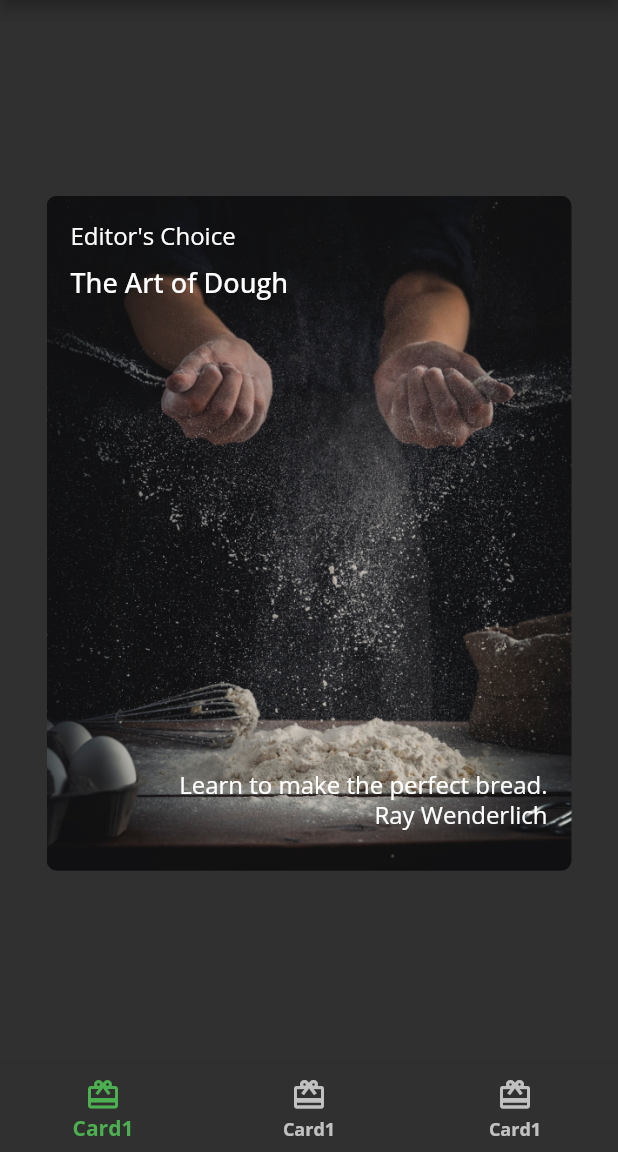
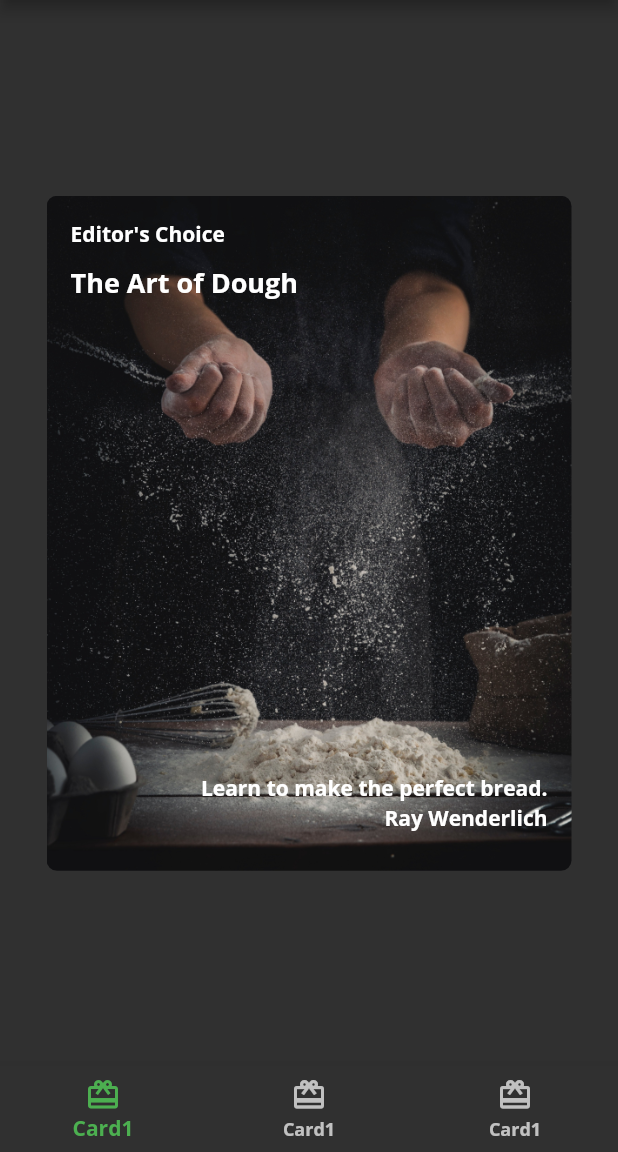
Before and after one commit to robsenshemsedin/flutter-apprentice, a Flutter app: the screen it shows after launch, on a phone screen of 412 x 824 dp, the part 84-1236 px from its top. Run offline on Flutter 3.47's test engine with Material 2 defaults, Android fonts, the phone set to English and light mode, and no system bars; our stand-ins replace google_fonts.

Commit message:
Using Fooderlich Object instead of Theme.

```diff
--- a/04-understanding-widgets/projects/fooderlich/lib/card1.dart
+++ b/04-understanding-widgets/projects/fooderlich/lib/card1.dart
@@ -1,4 +1,5 @@
 import 'package:flutter/material.dart';
+import 'package:fooderlich/fooderlich_theme.dart';
 
 class Card1 extends StatelessWidget {
   final String category = 'Editor\'s Choice';
@@ -21,13 +22,13 @@ class Card1 extends StatelessWidget {
           children: [
             Text(
               category,
-              style: Theme.of(context).textTheme.titleMedium,
+              style: FooderlichTheme.darkTextTheme.titleMedium,
             ),
             Positioned(
               top: 30,
               child: Text(
                 title,
-                style: Theme.of(context).textTheme.titleLarge,
+                style: FooderlichTheme.darkTextTheme.titleLarge,
               ),
             ),
             Positioned(
@@ -35,7 +36,7 @@ class Card1 extends StatelessWidget {
               right: 0,
               child: Text(
                 description,
-                style: Theme.of(context).textTheme.titleMedium,
+                style: FooderlichTheme.darkTextTheme.titleMedium,
               ),
             ),
             Positioned(
@@ -43,7 +44,7 @@ class Card1 extends StatelessWidget {
               right: 0,
               child: Text(
                 chef,
-                style: Theme.of(context).textTheme.titleMedium,
+                style: FooderlichTheme.darkTextTheme.titleMedium,
               ),
             ),
           ],
```
